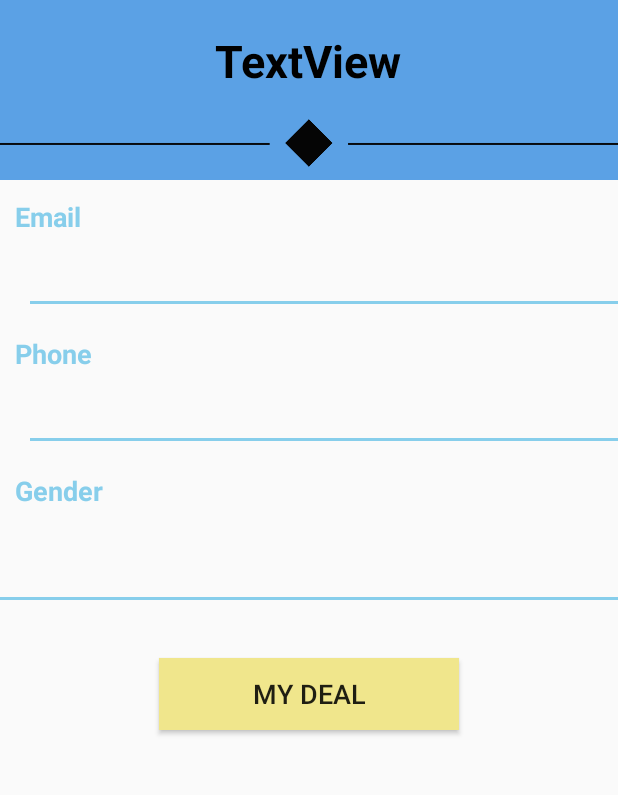
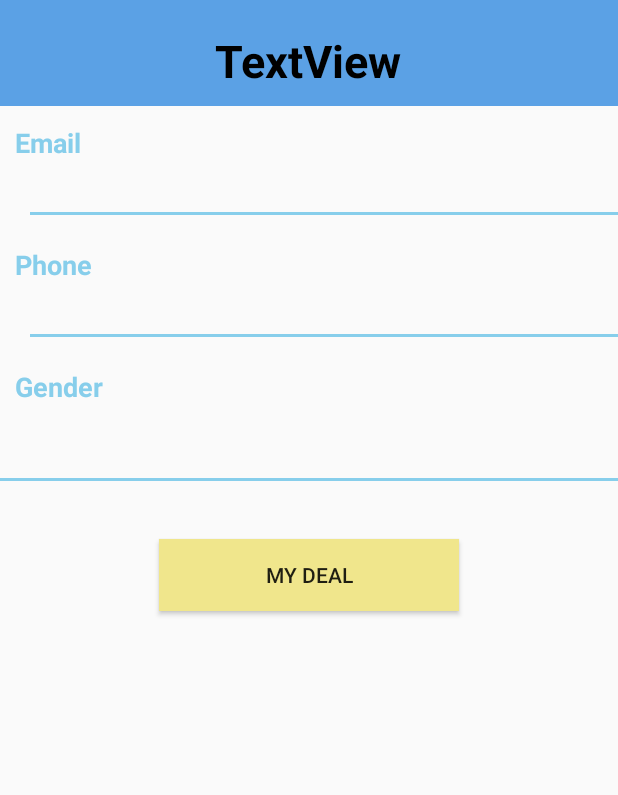
Before and after one commit to AaronHexa/NearBuy, an Android app: the ProfileInfoActivity screen opened directly, with no data from a screen before it, on a phone screen of 412 x 824 dp, the part 381-1176 px from its top. Run offline under Robolectric (Android 15) with nearby library versions, the phone set to English and light mode, and no system bars; our stand-ins replace CircleImageView, Firebase (no records; nobody signed in at launch, a user with empty details on screens opened directly), Picasso; 4 statements that could not run were skipped.

Commit message:
- change the Front size - change the offer by name in listing to a shorter name because if show full name it will display over another text view. - set no special character(symbol) when register or edit name - remove the diamond line in profile page - Add scroll view in editing dialog so allow to view all even the screen phone is small

```diff
--- a/app/src/main/java/com/example/hexa_aaronlee/nearbuy/Presenter/ChatRoomPresenter.kt
+++ b/app/src/main/java/com/example/hexa_aaronlee/nearbuy/Presenter/ChatRoomPresenter.kt
@@ -267,14 +267,14 @@ public class ChatRoomPresenter(internal var view: ChatRoomView.View) : ChatRoomV
         val lpTC = LinearLayout.LayoutParams(LinearLayout.LayoutParams.WRAP_CONTENT,LinearLayout.LayoutParams.WRAP_CONTENT)
 
         val senderName = TextView(context) //gravity top or start/end
-        senderName.textSize = 12f
+        senderName.textSize = 10f
         senderName.typeface = Typeface.DEFAULT_BOLD
         val lpSN = LinearLayout.LayoutParams(LinearLayout.LayoutParams.WRAP_CONTENT,LinearLayout.LayoutParams.WRAP_CONTENT)
 
         if (type == "Text") {
             val chatText = TextView(context)
             chatText.text = text
-            chatText.textSize = 20f
+            chatText.textSize = 14f
             chatText.typeface = Typeface.DEFAULT_BOLD
             chatText.maxLines = 100
 
--- a/app/src/main/res/layout/activity_login_main.xml
+++ b/app/src/main/res/layout/activity_login_main.xml
@@ -34,10 +34,11 @@
                 android:layout_height="wrap_content"
                 android:layout_gravity="center"
                 android:layout_marginTop="30dp"
+                android:backgroundTint="@color/colorLightBlue"
                 android:ems="10"
                 android:hint="Email"
                 android:inputType="textEmailAddress"
-                android:backgroundTint="@color/colorLightBlue"/>
+                android:textSize="14sp" />
 
             <TextView
                 android:id="@+id/emailLoginAlert"
@@ -56,10 +57,11 @@
                 android:layout_height="wrap_content"
                 android:layout_gravity="center"
                 android:layout_marginTop="20dp"
+                android:backgroundTint="@color/colorLightBlue"
                 android:ems="10"
                 android:hint="Password"
                 android:inputType="textPassword"
-                android:backgroundTint="@color/colorLightBlue"/>
+                android:textSize="14sp" />
 
             <TextView
                 android:id="@+id/passwordLoginAlert"
--- a/app/src/main/res/layout/activity_profile_info.xml
+++ b/app/src/main/res/layout/activity_profile_info.xml
@@ -67,11 +67,6 @@
 
 
                 </LinearLayout>
-                <ImageView
-                    android:id="@+id/imageView3"
-                    android:layout_width="match_parent"
-                    android:layout_height="49dp"
-                    app:srcCompat="@drawable/line" />
             </LinearLayout>
 
 
@@ -93,11 +88,11 @@
                 android:layout_width="match_parent"
                 android:layout_height="wrap_content"
                 android:layout_marginBottom="8dp"
+                android:layout_marginStart="20dp"
                 android:background="@drawable/editbox_underline"
-                android:layout_marginStart="20dp"
                 android:focusable="false"
                 android:inputType="textEmailAddress"
-                android:textSize="22sp"
+                android:textSize="14sp"
                 android:textStyle="bold" />
 
             <TextView
@@ -117,11 +112,11 @@
                 android:layout_width="match_parent"
                 android:layout_height="wrap_content"
                 android:layout_marginBottom="8dp"
+                android:layout_marginStart="20dp"
                 android:background="@drawable/editbox_underline"
-                android:layout_marginStart="20dp"
                 android:focusable="false"
                 android:inputType="phone"
-                android:textSize="22sp"
+                android:textSize="14sp"
                 android:textStyle="bold" />
 
             <TextView
@@ -138,17 +133,17 @@
 
 
             <TextView
+                android:id="@+id/profileGender"
                 android:layout_width="match_parent"
                 android:layout_height="wrap_content"
+                android:background="@drawable/editbox_underline"
+                android:enabled="true"
                 android:padding="12dp"
+                android:paddingEnd="50dp"
                 android:paddingStart="20dp"
-                    android:paddingEnd="50dp"
-                    android:textStyle="bold"
                 android:textColor="@color/colorBlack"
-                    android:textSize="22sp"
-                    android:background="@drawable/editbox_underline"
-                    android:id="@+id/profileGender"
-                    android:enabled="true" />
+                android:textSize="14sp"
+                android:textStyle="bold" />
 
 
             <Button
@@ -156,11 +151,11 @@
                 android:layout_width="200dp"
                 android:layout_height="wrap_content"
                 android:layout_gravity="center"
+                android:layout_marginBottom="20dp"
                 android:layout_marginTop="38dp"
-                android:layout_marginBottom="20dp"
+                android:background="@color/colorKhaki"
                 android:text="My Deal"
-                android:textSize="18sp"
-                android:background="@color/colorKhaki"/>
+                android:textSize="14sp" />
 
         </LinearLayout>
     </ScrollView>
```
Also changed, not shown: app/src/main/java/com/example/hexa_aaronlee/nearbuy/Activity/ProfileInfoActivity.kt (+9 -1 lines), app/src/main/java/com/example/hexa_aaronlee/nearbuy/Activity/RegisterMainActivity.kt (+7 -0 lines), app/src/main/java/com/example/hexa_aaronlee/nearbuy/Adapter/RecyclerViewAdapter.kt (+12 -1 lines), app/src/main/res/layout/activity_create_sale.xml (+14 -11 lines), app/src/main/res/layout/activity_register_main.xml (+22 -22 lines), app/src/main/res/layout/activity_view_sale_details.xml (+5 -5 lines), app/src/main/res/layout/card_view_item.xml (+20 -12 lines), app/src/main/res/layout/editing_dialog.xml (+50 -42 lines). Lines whose indentation alone changed are shown as unchanged.
